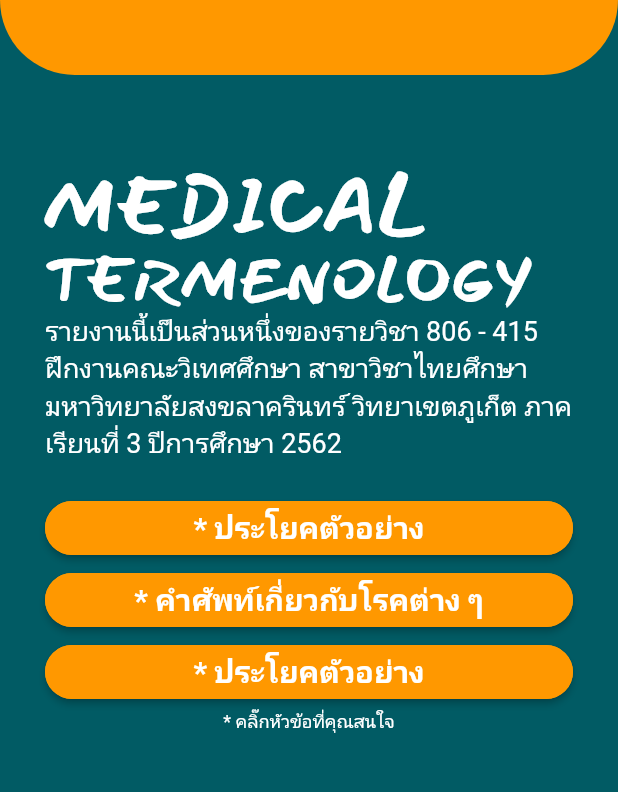
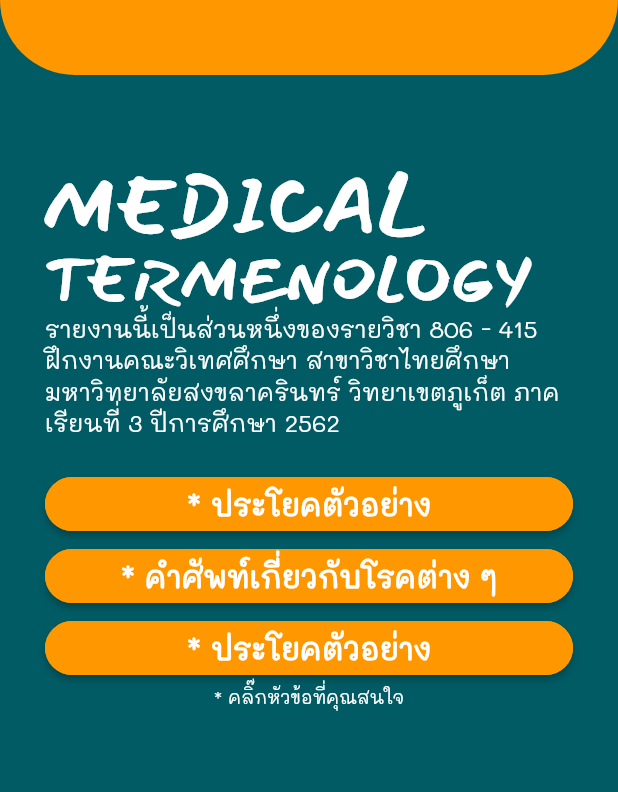
Before and after one commit to FrameTee29/Medical-Dictionary, a Flutter app: the screen it shows after launch, on a phone screen of 412 x 824 dp, the part 225-1017 px from its top. Run offline on Flutter 3.47's test engine with Material 2 defaults, Android fonts, the phone set to English and light mode, and no system bars.

Commit message:
add font mali

```diff
--- a/lib/screens/home.dart
+++ b/lib/screens/home.dart
@@ -52,7 +52,10 @@ class _HomeState extends State<Home> {
         child: Text(
           " * ประโยคตัวอย่าง ",
           style: TextStyle(
-              fontSize: 20, fontWeight: FontWeight.bold, color: Colors.white),
+              fontSize: 20,
+              fontWeight: FontWeight.bold,
+              color: Colors.white,
+              fontFamily: 'Mali'),
         ),
         onPressed: () {
           print("Click");
@@ -67,10 +70,10 @@ class _HomeState extends State<Home> {
         color: Colors.orange,
         child: Text(" * คำศัพท์เกี่ยวกับโรคต่าง ๆ ",
             style: TextStyle(
-              fontSize: 20,
-              fontWeight: FontWeight.bold,
-              color: Colors.white,
-            )),
+                fontSize: 20,
+                fontWeight: FontWeight.bold,
+                color: Colors.white,
+                fontFamily: 'Mali')),
         onPressed: () {
           print("Click");
         });
@@ -115,7 +118,10 @@ class _HomeState extends State<Home> {
                 children: <Widget>[
                   Text(
                       'รายงานนี้เป็นส่วนหนึ่งของรายวิชา 806 - 415 ฝึกงานคณะวิเทศศึกษา สาขาวิชาไทยศึกษา มหาวิทยาลัยสงขลาครินทร์ วิทยาเขตภูเก็ต ภาคเรียนที่ 3 ปีการศึกษา 2562',
-                      style: TextStyle(fontSize: 18, color: Colors.white)),
+                      style: TextStyle(
+                          fontSize: 16,
+                          color: Colors.white,
+                          fontFamily: 'Mali')),
                 ],
               ))
             ],
@@ -132,7 +138,7 @@ class _HomeState extends State<Home> {
             ),
           ),
           Text(" * คลิ๊กหัวข้อที่คุณสนใจ ",
-              style: TextStyle(fontSize: 12, color: Colors.white))
+              style: TextStyle(fontSize: 12, color: Colors.white,fontFamily: 'Mali'))
         ],
       ),
     );
--- a/pubspec.yaml
+++ b/pubspec.yaml
@@ -61,6 +61,10 @@ flutter:
     - family: Mansalva
       fonts:
         - asset: fonts/Mansalva-Regular.ttf
+
+    - family: Mali
+      fonts:
+        - asset: fonts/Mali-Regular.ttf
   # fonts:
   #   - family: Schyler
   #     fonts:
```
Also changed, not shown: fonts/Mali-Regular.ttf (added).
